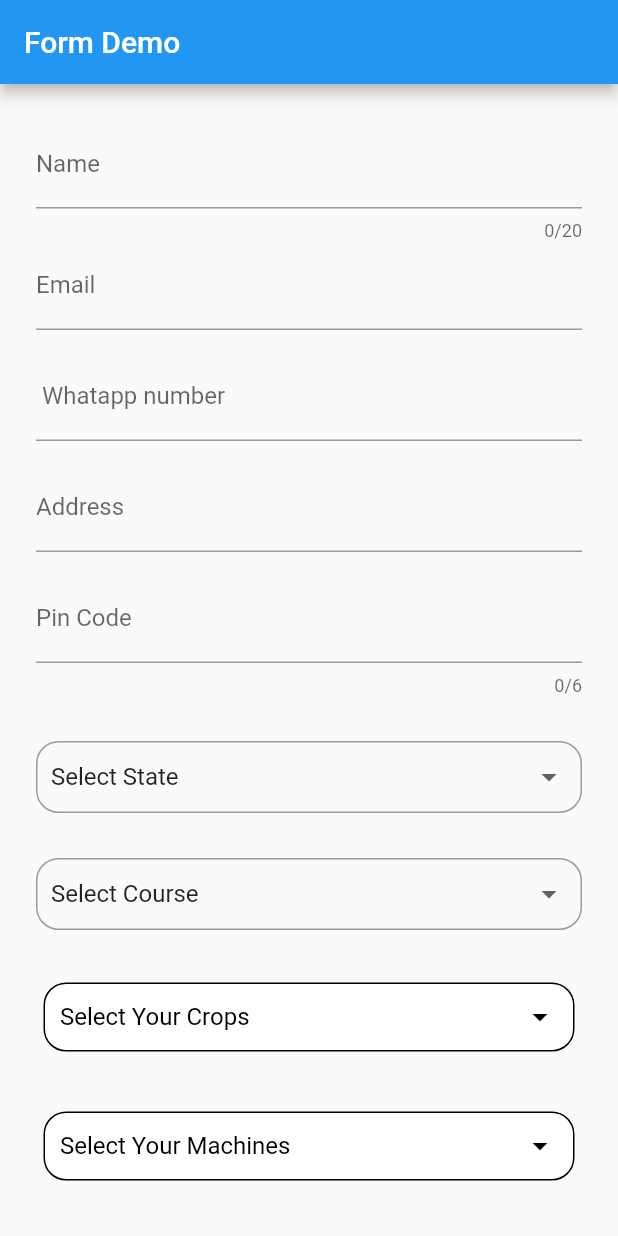
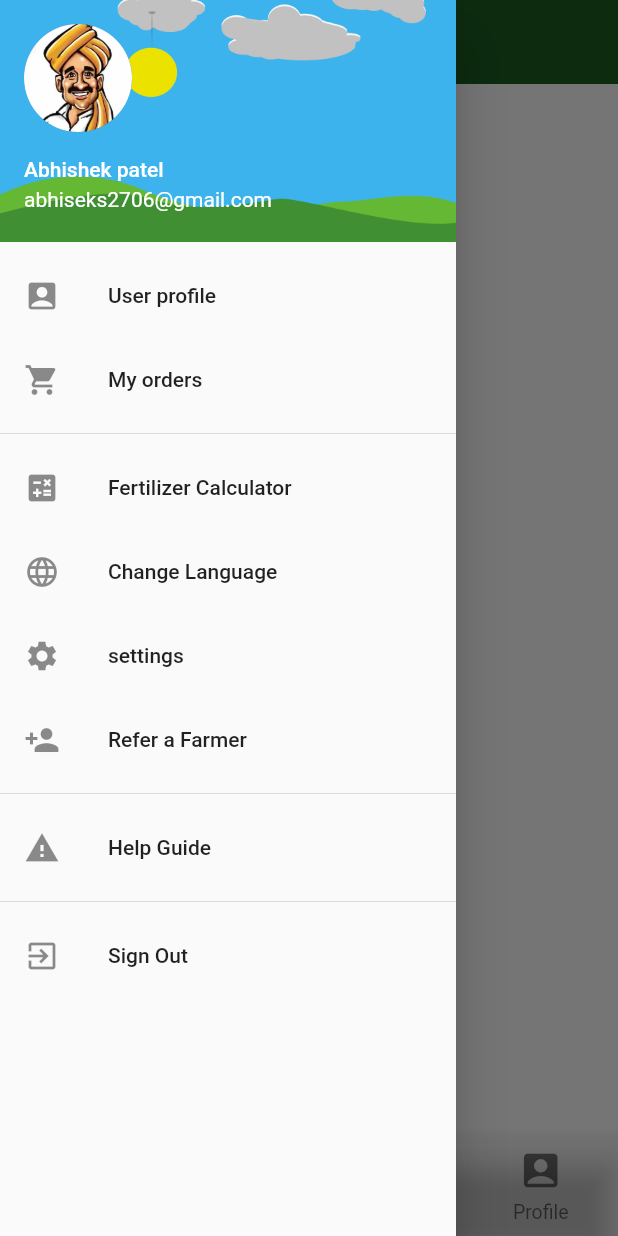
Before and after one commit to abhisheks2706/krishicare, a Flutter app: the screen it shows after launch, with the side drawer open (before the commit the screen has no drawer), on a phone screen of 412 x 824 dp. Run offline on Flutter 3.47's test engine with Material 2 defaults, Android fonts, the phone set to English and light mode, and no system bars; drawn by our look-alikes of multi_select_flutter; our stand-ins replace cloud_firestore, firebase_auth, firebase_core, flutter_svg, get, introduction_screen and 1 more; missing offline and left inert: firebase_auth_web, firebase_core_web, smart_auth; accounts and stored records are empty.

Commit message:
commit after some changes

```diff
--- a/lib/features/auth/nav_pages/myaccount.dart
+++ /dev/null
@@ -1,15 +0,0 @@
-import 'package:flutter/cupertino.dart';
-
-class myaccount extends StatefulWidget {
-  const myaccount({Key? key}) : super(key: key);
-
-  @override
-  State<myaccount> createState() => _myaccountState();
-}
-
-class _myaccountState extends State<myaccount> {
-  @override
-  Widget build(BuildContext context) {
-    return Container();
-  }
-}
--- a/lib/features/auth/nav_pages/news.dart
+++ /dev/null
@@ -1,15 +0,0 @@
-import 'package:flutter/cupertino.dart';
-
-class news extends StatefulWidget {
-  const news({Key? key}) : super(key: key);
-
-  @override
-  State<news> createState() => _newsState();
-}
-
-class _newsState extends State<news> {
-  @override
-  Widget build(BuildContext context) {
-    return Container();
-  }
-}
--- a/lib/features/auth/nav_pages/search.dart
+++ /dev/null
@@ -1,15 +0,0 @@
-import 'package:flutter/cupertino.dart';
-
-class search extends StatefulWidget {
-  const search({Key? key}) : super(key: key);
-
-  @override
-  State<search> createState() => _searchState();
-}
-
-class _searchState extends State<search> {
-  @override
-  Widget build(BuildContext context) {
-    return Container();
-  }
-}
--- a/lib/pages/verify.dart
+++ b/lib/features/auth/verify.dart
@@ -1,7 +1,7 @@
 //import 'package:firebase_auth/firebase_auth.dart';
 import 'package:firebase_auth/firebase_auth.dart';
 import 'package:flutter/material.dart';
-import 'package:krishicare/pages/phone.dart';
+import 'package:krishicare/features/auth/phone.dart';
 // import 'package:krishicare/phone.dart';
 import 'package:pinput/pinput.dart';
 
--- /dev/null
+++ b/lib/features/nav_pages/Nav_bar.dart
@@ -0,0 +1,113 @@
+import 'package:flutter/material.dart'
+    show
+        Alignment,
+        AssetImage,
+        BoxDecoration,
+        BoxFit,
+        BuildContext,
+        CircleAvatar,
+        ClipOval,
+        Colors,
+        DecorationImage,
+        Divider,
+        Drawer,
+        EdgeInsets,
+        Icon,
+        Icons,
+        Image,
+        Key,
+        ListTile,
+        ListView,
+        State,
+        StatefulWidget,
+        Text,
+        UserAccountsDrawerHeader,
+        Widget;
+
+class NavBar extends StatefulWidget {
+  const NavBar({Key? key}) : super(key: key);
+
+  @override
+  State<NavBar> createState() => _NavBarState();
+}
+
+class _NavBarState extends State<NavBar> {
+  @override
+  Widget build(BuildContext context) {
+    return Drawer(
+      child: ListView(
+        padding: EdgeInsets.zero,
+        children: [
+          UserAccountsDrawerHeader(
+            accountName: const Text(
+              'Abhishek patel',
+            ),
+            accountEmail: const Text('abhiseks2706@gmail.com'),
+            currentAccountPicture: CircleAvatar(
+              child: ClipOval(
+                child: Image.asset(
+                  'assets/farmer.png',
+                  alignment: Alignment.center,
+                  width: 90,
+                  height: 90,
+                  fit: BoxFit.cover,
+                ),
+              ),
+            ),
+            decoration: const BoxDecoration(
+              color: Colors.blueGrey,
+              image: DecorationImage(
+                  image: AssetImage(
+                    'assets/navbackground.jpg',
+                  ),
+                  fit: BoxFit.cover),
+            ),
+          ),
+          ListTile(
+            leading: const Icon(Icons.account_box),
+            title: const Text('User profile'),
+            onTap: () {},
+          ),
+          ListTile(
+            leading: const Icon(Icons.shopping_cart),
+            title: const Text('My orders'),
+            onTap: () {},
+          ),
+          const Divider(),
+          ListTile(
+            leading: const Icon(Icons.calculate),
+            title: const Text('Fertilizer Calculator'),
+            onTap: () {},
+          ),
+          ListTile(
+            leading: const Icon(Icons.language),
+            title: const Text('Change Language'),
+            onTap: () {},
+          ),
+          ListTile(
+            leading: const Icon(Icons.settings),
+            title: const Text('settings'),
+            onTap: () {},
+          ),
+          ListTile(
+            leading: const Icon(Icons.person_add),
+            title: const Text('Refer a Farmer'),
+            onTap: () {},
+          ),
+          const Divider(),
+          ListTile(
+            leading: const Icon(Icons.warning),
+            title: const Text('Help Guide'),
+            onTap: () {},
+          ),
+          const Divider(),
+          ListTile(
+            leading: const Icon(Icons.exit_to_app),
+            title: const Text('Sign Out'),
+            onTap: () {},
+          )
+        ],
+      ),
+    );
+  }
+}
--- /dev/null
+++ b/lib/features/nav_pages/home.dart
@@ -0,0 +1,59 @@
+import 'package:flutter/material.dart';
+import 'package:krishicare/features/nav_pages/Nav_bar.dart';
+
+class Myhome extends StatefulWidget {
+  const Myhome({Key? key}) : super(key: key);
+  @override
+  State<Myhome> createState() => _MyhomeState();
+}
+
+class _MyhomeState extends State<Myhome> {
+  int _currentindex = 0;
+  @override
+  Widget build(BuildContext context) {
+    return Scaffold(
+      backgroundColor: Colors.white,
+      drawer: const NavBar(),
+      appBar: AppBar(
+          backgroundColor: Colors.green.shade900,
+          title: const Text("Krishi Care"),
+          elevation: 0),
+
+      bottomNavigationBar: BottomNavigationBar(
+        backgroundColor: Colors.white10,
+        currentIndex: _currentindex,
+        type: BottomNavigationBarType.fixed,
+        iconSize: 30,
+        selectedItemColor: Colors.green.shade800,
+        selectedFontSize: 17,
+        unselectedFontSize: 13,
+        items: const [
+          BottomNavigationBarItem(
+            backgroundColor: Colors.grey,
+            icon: Icon(Icons.house),
+            label: "Home",
+          ),
+          BottomNavigationBarItem(
+            icon: Icon(Icons.agriculture),
+            label: "Search",
+          ),
+          BottomNavigationBarItem(
+            icon: Icon(Icons.shopping_cart),
+            label: "Agri store",
+          ),
+          BottomNavigationBarItem(
+            icon: Icon(Icons.account_box),
+            label: "Profile",
+          ),
+        ],
+        onTap: (index) {
+          setState(() {
+            _currentindex = index;
+          });
+        },
+      ),
+
+      //nav bar
+    );
+  }
+}
--- /dev/null
+++ b/lib/features/nav_pages/search.dart
@@ -0,0 +1,15 @@
+import 'package:flutter/cupertino.dart';
+
+class Search extends StatefulWidget {
+  const Search({Key? key}) : super(key: key);
+
+  @override
+  State<Search> createState() => _SearchState();
+}
+
+class _SearchState extends State<Search> {
+  @override
+  Widget build(BuildContext context) {
+    return Container();
+  }
+}
--- a/lib/main.dart
+++ b/lib/main.dart
@@ -7,12 +7,12 @@ import 'package:krishicare/pages/form_screen.dart';
 import 'package:krishicare/pages/onboarding_screen.dart';
 
 //verification pages
-import 'package:krishicare/pages/verify.dart';
-import 'package:krishicare/pages/phone.dart';
+import 'package:krishicare/features/auth/verify.dart';
+import 'package:krishicare/features/auth/phone.dart';
 
 //home pages
 
-import 'features/auth/nav_pages/Home.dart';
+import 'features/nav_pages/home.dart';
 //import 'package:krishicare/nav_pages/myaccount.dart';
 //import 'package:krishicare/nav_pages/Nav_bar.dart';
 //import 'package:krishicare/nav_pages/news.dart';
@@ -26,7 +26,7 @@ void main() async {
     debugShowCheckedModeBanner: false,
     //translations: LocaleString(),
     locale: Locale('en', 'US'),
-    initialRoute: 'form',
+    initialRoute: 'Home',
     routes: {
       'phone': (context) => Myphone(),
       'otp': (context) => MyVerify(),
--- a/lib/pages/form_screen.dart
+++ b/lib/pages/form_screen.dart
@@ -2,6 +2,7 @@ import 'package:cloud_firestore/cloud_firestore.dart';
 import 'package:firebase_core/firebase_core.dart';
 import 'package:flutter/material.dart';
 import 'package:get/get.dart';
+import 'package:krishicare/constants/global_variable.dart';
 import 'package:krishicare/datas/controller/app_data_controller2.dart';
 import 'package:krishicare/datas/controller/app_data_controller3.dart';
 import 'package:krishicare/datas/controller/app_data_controller4.dart';
@@ -157,7 +158,9 @@ class FormScreenState extends State<FormScreen> {
     });
 
     return Scaffold(
-      appBar: AppBar(title: const Text("Form Demo")),
+      appBar: AppBar(
+        title: const Text("Kissan Deatils"),
+      ),
       body: SingleChildScrollView(
         child: Container(
           margin: const EdgeInsets.all(24),
--- a/lib/pages/onboarding_screen.dart
+++ b/lib/pages/onboarding_screen.dart
@@ -1,7 +1,7 @@
 import 'package:flutter/material.dart';
 import 'package:introduction_screen/introduction_screen.dart';
 
-import '../features/auth/nav_pages/Home.dart';
+import '../features/nav_pages/home.dart';
 import '/widgets/button_widget.dart';
 
 class OnBoardingPage extends StatelessWidget {
```
Also changed, not shown: lib/features/auth/nav_pages/Home.dart (deleted, +0 -25 lines), lib/features/nav_pages/myaccount.dart (added, +29 -0 lines), lib/features/nav_pages/news.dart (added, +15 -0 lines), lib/features/auth/phone.dart (renamed from lib/pages/phone.dart).
